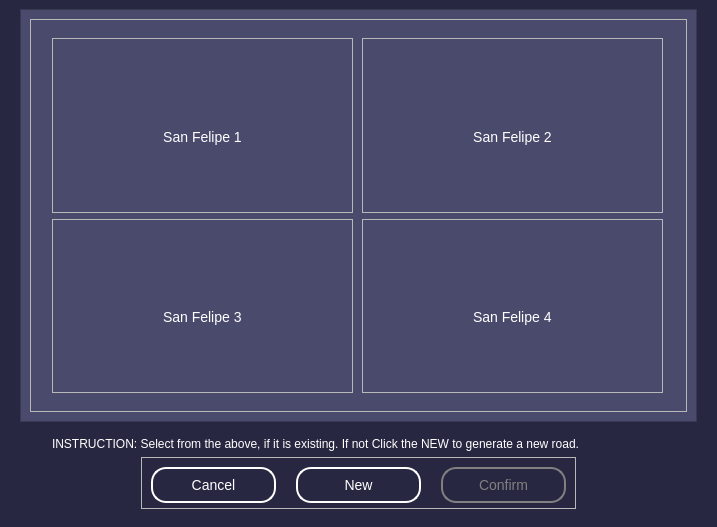
Above: Client/roadSetUp_phase1.ui from lordsiinbal/Thesis101 before the change. Below: the same form after it.
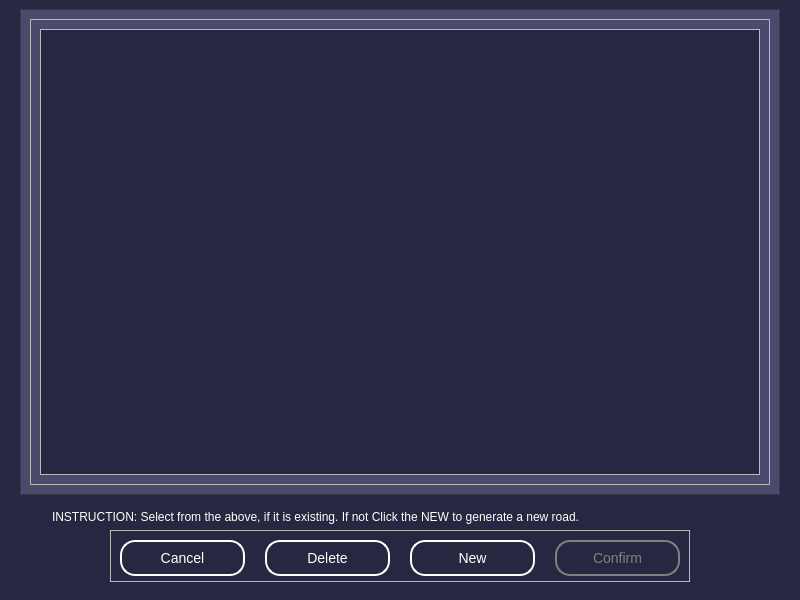
That is the form after the change. Icons and pictures are not drawn.

Commit message: fix the odd problem in road set up phase 1

Diff of the .ui file:
```diff
--- a/Client/roadSetUp_phase1.ui
+++ b/Client/roadSetUp_phase1.ui
@@ -9,14 +9,20 @@
    <rect>
     <x>0</x>
     <y>0</y>
-    <width>717</width>
-    <height>527</height>
+    <width>800</width>
+    <height>600</height>
    </rect>
   </property>
+  <property name="minimumSize">
+   <size>
+    <width>800</width>
+    <height>600</height>
+   </size>
+  </property>
   <property name="maximumSize">
    <size>
-    <width>789</width>
-    <height>529</height>
+    <width>167899</width>
+    <height>167899</height>
    </size>
   </property>
   <property name="windowTitle">
@@ -32,6 +38,14 @@
 }
 #widget{
 background-color:#272741;
+}
+#mainArea{
+background-color:#272741;
+font-size:14px;
+}
+#mainArea QLabel{
+font-size:14px;
+color:white;
 }</string>
    </property>
    <layout class="QVBoxLayout" name="verticalLayout">
@@ -109,27 +123,9 @@
                <layout class="QVBoxLayout" name="verticalLayout_5">
                 <item>
                  <widget class="QScrollArea" name="scrollArea">
-                  <property name="styleSheet">
-                   <string notr="true">QLabel{
-color:white;
-font-size:14px;
-}</string>
-                  </property>
-                  <property name="frameShape">
-                   <enum>QFrame::NoFrame</enum>
-                  </property>
-                  <property name="lineWidth">
-                   <number>0</number>
-                  </property>
-                  <property name="verticalScrollBarPolicy">
-                   <enum>Qt::ScrollBarAlwaysOff</enum>
-                  </property>
                   <property name="horizontalScrollBarPolicy">
                    <enum>Qt::ScrollBarAlwaysOff</enum>
                   </property>
-                  <property name="sizeAdjustPolicy">
-                   <enum>QAbstractScrollArea::AdjustToContentsOnFirstShow</enum>
-                  </property>
                   <property name="widgetResizable">
                    <bool>true</bool>
                   </property>
@@ -138,220 +134,14 @@
                     <rect>
                      <x>0</x>
                      <y>0</y>
-                     <width>637</width>
+                     <width>718</width>
                      <height>444</height>
                     </rect>
                    </property>
                    <property name="styleSheet">
-                    <string notr="true">#mainArea{
-background-color:#4A4A6C;
-border:5px solid #4A4A6C;
-font-size:14px;
-;
-}</string>
+                    <string notr="true"/>
                    </property>
-                   <layout class="QGridLayout" name="gridLayout">
-                    <item row="1" column="0">
-                     <widget class="QFrame" name="frame_4">
-                      <property name="maximumSize">
-                       <size>
-                        <width>301</width>
-                        <height>1000</height>
-                       </size>
-                      </property>
-                      <property name="frameShape">
-                       <enum>QFrame::StyledPanel</enum>
-                      </property>
-                      <property name="frameShadow">
-                       <enum>QFrame::Raised</enum>
-                      </property>
-                      <layout class="QVBoxLayout" name="verticalLayout_4">
-                       <item>
-                        <widget class="QLabel" name="label_5">
-                         <property name="maximumSize">
-                          <size>
-                           <width>16777215</width>
-                           <height>167</height>
-                          </size>
-                         </property>
-                         <property name="cursor">
-                          <cursorShape>PointingHandCursor</cursorShape>
-                         </property>
-                         <property name="text">
-                          <string/>
-                         </property>
-                         <property name="pixmap">
-                          <pixmap>images/image 1.jpg</pixmap>
-                         </property>
-                         <property name="scaledContents">
-                          <bool>true</bool>
-                         </property>
-                        </widget>
-                       </item>
-                       <item alignment="Qt::AlignHCenter|Qt::AlignTop">
-                        <widget class="QLabel" name="label_6">
-                         <property name="text">
-                          <string>San Felipe 3</string>
-                         </property>
-                        </widget>
-                       </item>
-                      </layout>
-                     </widget>
-                    </item>
-                    <item row="1" column="1">
-                     <widget class="QFrame" name="frame_5">
-                      <property name="maximumSize">
-                       <size>
-                        <width>301</width>
-                        <height>16777215</height>
-                       </size>
-                      </property>
-                      <property name="frameShape">
-                       <enum>QFrame::StyledPanel</enum>
-                      </property>
-                      <property name="frameShadow">
-                       <enum>QFrame::Raised</enum>
-                      </property>
-                      <layout class="QVBoxLayout" name="verticalLayout_8">
-                       <item>
-                        <widget class="QLabel" name="label_7">
-                         <property name="maximumSize">
-                          <size>
-                           <width>16777215</width>
-                           <height>167</height>
-                          </size>
-                         </property>
-                         <property name="cursor">
-                          <cursorShape>PointingHandCursor</cursorShape>
-                         </property>
-                         <property name="text">
-                          <string/>
-                         </property>
-                         <property name="pixmap">
-                          <pixmap>images/image 1.jpg</pixmap>
-                         </property>
-                         <property name="scaledContents">
-                          <bool>true</bool>
-                         </property>
-                        </widget>
-                       </item>
-                       <item alignment="Qt::AlignHCenter|Qt::AlignTop">
-                        <widget class="QLabel" name="label_8">
-                         <property name="text">
-                          <string>San Felipe 4</string>
-                         </property>
-                        </widget>
-                       </item>
-                      </layout>
-                     </widget>
-                    </item>
-                    <item row="0" column="0">
-                     <widget class="QFrame" name="frame_2">
-                      <property name="maximumSize">
-                       <size>
-                        <width>301</width>
-                        <height>1000</height>
-                       </size>
-                      </property>
-                      <property name="frameShape">
-                       <enum>QFrame::StyledPanel</enum>
-                      </property>
-                      <property name="frameShadow">
-                       <enum>QFrame::Raised</enum>
-                      </property>
-                      <layout class="QVBoxLayout" name="verticalLayout_6">
-                       <item>
-                        <widget class="QLabel" name="label">
-                         <property name="maximumSize">
-                          <size>
-                           <width>16777215</width>
-                           <height>167</height>
-                          </size>
-                         </property>
-                         <property name="cursor">
-                          <cursorShape>PointingHandCursor</cursorShape>
-                         </property>
-                         <property name="mouseTracking">
-                          <bool>true</bool>
-                         </property>
-                         <property name="focusPolicy">
-                          <enum>Qt::ClickFocus</enum>
-                         </property>
-                         <property name="text">
-                          <string/>
-                         </property>
-                         <property name="pixmap">
-                          <pixmap>images/image 1.jpg</pixmap>
-                         </property>
-                         <property name="scaledContents">
-                          <bool>true</bool>
-                         </property>
-                        </widget>
-                       </item>
-                       <item alignment="Qt::AlignHCenter|Qt::AlignTop">
-                        <widget class="QLabel" name="label_3">
-                         <property name="text">
-                          <string>San Felipe 1</string>
-                         </property>
-                         <property name="alignment">
-                          <set>Qt::AlignCenter</set>
-                         </property>
-                        </widget>
-                       </item>
-                      </layout>
-                     </widget>
-                    </item>
-                    <item row="0" column="1">
-                     <widget class="QFrame" name="frame_3">
-                      <property name="maximumSize">
-                       <size>
-                        <width>301</width>
-                        <height>1000</height>
-                       </size>
-                      </property>
-                      <property name="frameShape">
-                       <enum>QFrame::StyledPanel</enum>
-                      </property>
-                      <property name="frameShadow">
-                       <enum>QFrame::Raised</enum>
-                      </property>
-                      <layout class="QVBoxLayout" name="verticalLayout_7">
-                       <item>
-                        <widget class="QLabel" name="label_2">
-                         <property name="maximumSize">
-                          <size>
-                           <width>16777215</width>
-                           <height>167</height>
-                          </size>
-                         </property>
-                         <property name="cursor">
-                          <cursorShape>PointingHandCursor</cursorShape>
-                         </property>
-                         <property name="text">
-                          <string/>
-                         </property>
-                         <property name="pixmap">
-                          <pixmap>images/image 1.jpg</pixmap>
-                         </property>
-                         <property name="scaledContents">
-                          <bool>true</bool>
-                         </property>
-                        </widget>
-                       </item>
-                       <item alignment="Qt::AlignHCenter|Qt::AlignTop">
-                        <widget class="QLabel" name="label_4">
-                         <property name="text">
-                          <string>San Felipe 2</string>
-                         </property>
-                         <property name="alignment">
-                          <set>Qt::AlignCenter</set>
-                         </property>
-                        </widget>
-                       </item>
-                      </layout>
-                     </widget>
-                    </item>
-                   </layout>
+                   <layout class="QGridLayout" name="gridLayout"/>
                   </widget>
                  </widget>
                 </item>
@@ -396,7 +186,7 @@
           <item alignment="Qt::AlignHCenter">
            <widget class="QFrame" name="frame_6">
             <property name="styleSheet">
-             <string notr="true">#btnCancel,#btnNew{
+             <string notr="true">#btnCancel,#btnNew,#btnDelete{
 border:2px solid white;
 border-radius:15px;
 color:white;
@@ -436,6 +226,22 @@
                </property>
               </widget>
              </item>
+             <item>
+              <widget class="QPushButton" name="btnDelete">
+               <property name="minimumSize">
+                <size>
+                 <width>125</width>
+                 <height>36</height>
+                </size>
+               </property>
+               <property name="cursor">
+                <cursorShape>PointingHandCursor</cursorShape>
+               </property>
+               <property name="text">
+                <string>Delete</string>
+               </property>
+              </widget>
+             </item>
              <item>
               <widget class="QPushButton" name="btnNew">
                <property name="minimumSize">
```
The commit also changes 2 other files.
